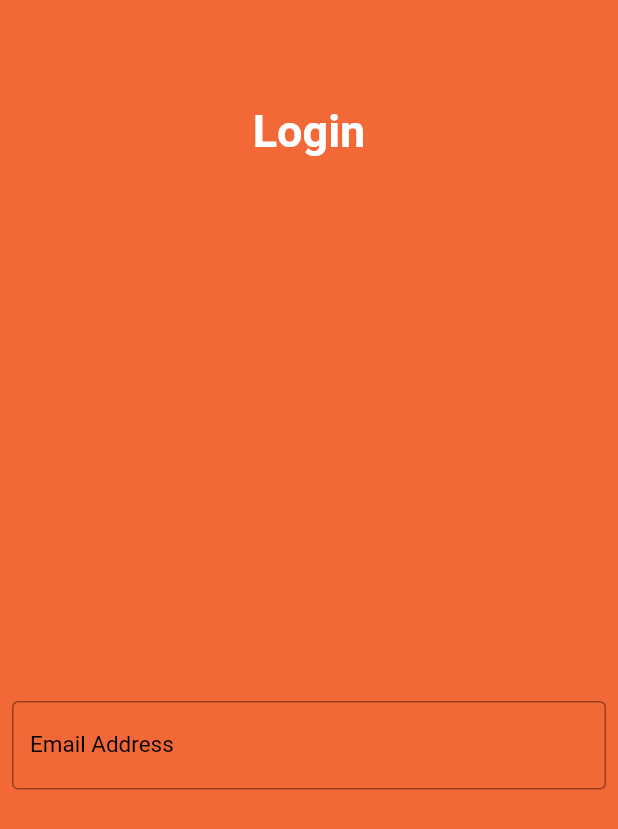
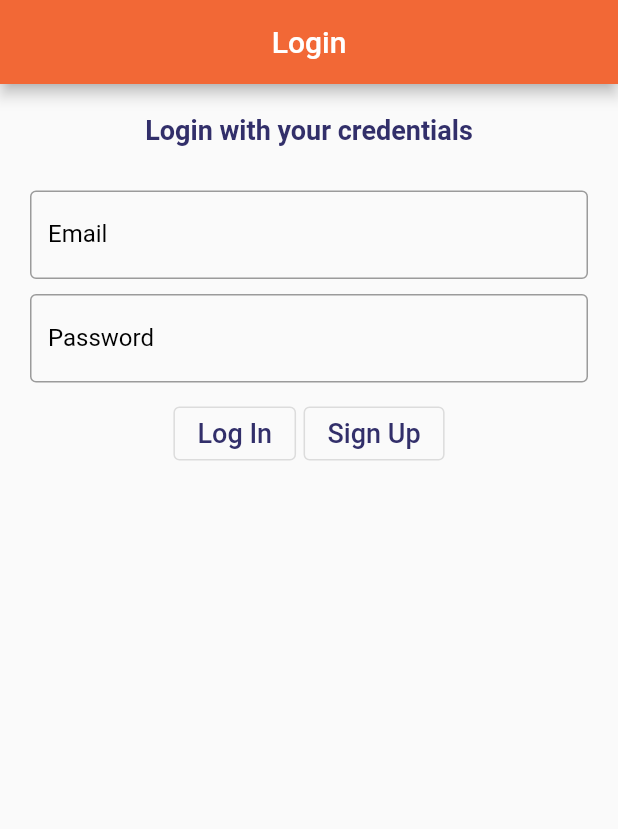
Before and after one commit to kkokwara2014/courierhub, a Flutter app: the screen it shows after launch, on a phone screen of 412 x 824 dp. Shown: the top 829 px of the screen. Run offline on Flutter 3.47's test engine with Material 2 defaults, Android fonts, the phone set to English and light mode, and no system bars.

Commit message:
Login and Rgeister page

```diff
--- a/lib/Login.dart
+++ b/lib/Login.dart
@@ -1,9 +1,7 @@
-
+import 'package:courierhub/register.dart';
 import 'package:flutter/material.dart';
 
 class Login extends StatefulWidget {
-
-
   @override
   _LoginState createState() => _LoginState();
 }
@@ -14,73 +12,85 @@ class _LoginState extends State<Login> {
     return MaterialApp(
       debugShowCheckedModeBanner: false,
       home: Scaffold(
-
-        body:Stack(
-          fit: StackFit.expand,
-          children: [
-            Container(
-              decoration: BoxDecoration(
-                color: Color(0xfff26836)
-              ),
-            ),
-            Column(
-              mainAxisAlignment: MainAxisAlignment.start,
+        appBar: AppBar(
+          title: Text('Login'),
+          centerTitle: true,
+          backgroundColor: Color(0xfff26836),
+        ),
+        body: Center(
+          child: Padding(
+            padding: const EdgeInsets.all(20.0),
+            child: Column(
               children: [
-                Expanded(
-                  child: Container(
-                    child: Column(
-                      mainAxisAlignment: MainAxisAlignment.center,
-                      children: [
-                        Padding(padding: EdgeInsets.only(top: 10.0)),
-                        Text(
-                          'Login',
-                          style: TextStyle(
-                            color: Colors.white,
-                            fontSize: 30,
-                            fontWeight: FontWeight.bold,
-                          ),
+                Text(
+                  'Login with your credentials',
+                  style: TextStyle(
+                      fontSize: 18,
+                      fontWeight: FontWeight.bold,
+                      color: Color(0xff322f6a)),
+                ),
+                SizedBox(height: 30.0,),
+                TextField(
+                  decoration: InputDecoration(
+                    hintText: "Your Email",
+                    labelText: "Email",
+                    labelStyle: TextStyle(
+                      fontSize: 16,
+                      color: Colors.black,
+                    ),
+                    border: OutlineInputBorder()
+                  ),
+                  keyboardType: TextInputType.emailAddress,
+                ),
+                SizedBox(height: 10.0,),
+                TextField(
+                  decoration: InputDecoration(
+                    hintText: "Your Password",
+                    labelText: "Password",
+                    labelStyle: TextStyle(
+                      fontSize: 16,
+                      color: Colors.black,
+                    ),
+                    border: OutlineInputBorder()
+                  ),
+                  keyboardType: TextInputType.text,
+                ),
+                SizedBox(height: 10.0,),
+                Row(
+                  mainAxisAlignment: MainAxisAlignment.center,
+                  children: [
+                    OutlinedButton(
+                      onPressed: () {},
+                      child: Text(
+                        'Log In',
+                        style: TextStyle(
+                          fontSize: 18,
+                          color: Color(0xff322f6a),
                         ),
-                      ],
+                      ),
                     ),
-                  ),
-                  flex: 1,
-                ),
-                Expanded(
-                    child: Column(
-                      mainAxisAlignment: MainAxisAlignment.center,
-                      children: [
-                        Padding(
-                          padding: EdgeInsets.only(top: 5.0),
+                    SizedBox(width: 5,),
+                    OutlinedButton(
+                      onPressed: () {
+                        Navigator.push(context, MaterialPageRoute(builder: (BuildContext context){
+                          return Register();
+                        }));
+                      },
+                      child: Text(
+                        'Sign Up',
+                        style: TextStyle(
+                          fontSize: 18,
+                          color: Color(0xff322f6a),
                         ),
-                        Padding(
-                          padding: const EdgeInsets.all(8.0),
-                          child: TextField(
-                                decoration: InputDecoration(
-                                  hintText: "Email",
-                                  labelText: "Email Address",
-                                  labelStyle: TextStyle(
-                                    fontSize: 15,
-                                    color: Colors.black
-                                  ),
-                                  border: OutlineInputBorder(),
-                                ),
-                                keyboardType: TextInputType.emailAddress,
-                              ),
-                        ),
-
-
-                      ],
-
+                      ),
                     ),
-
-                  flex: 4,
+                  ],
                 ),
               ],
-            )
-          ],
+            ),
+          ),
         ),
       ),
-
     );
   }
 }
--- /dev/null
+++ b/lib/register.dart
@@ -0,0 +1,18 @@
+import 'package:flutter/material.dart';
+
+class Register extends StatelessWidget {
+  @override
+  Widget build(BuildContext context) {
+    return MaterialApp(
+      debugShowCheckedModeBanner: false,
+      home: Scaffold(
+        appBar: AppBar(
+          title: Text('Sign Up'),
+          centerTitle: true,
+          backgroundColor: Color(0xfff26836),
+        ),
+        body: Text('Sign Up'),
+      ),
+    );
+  }
+}
```
